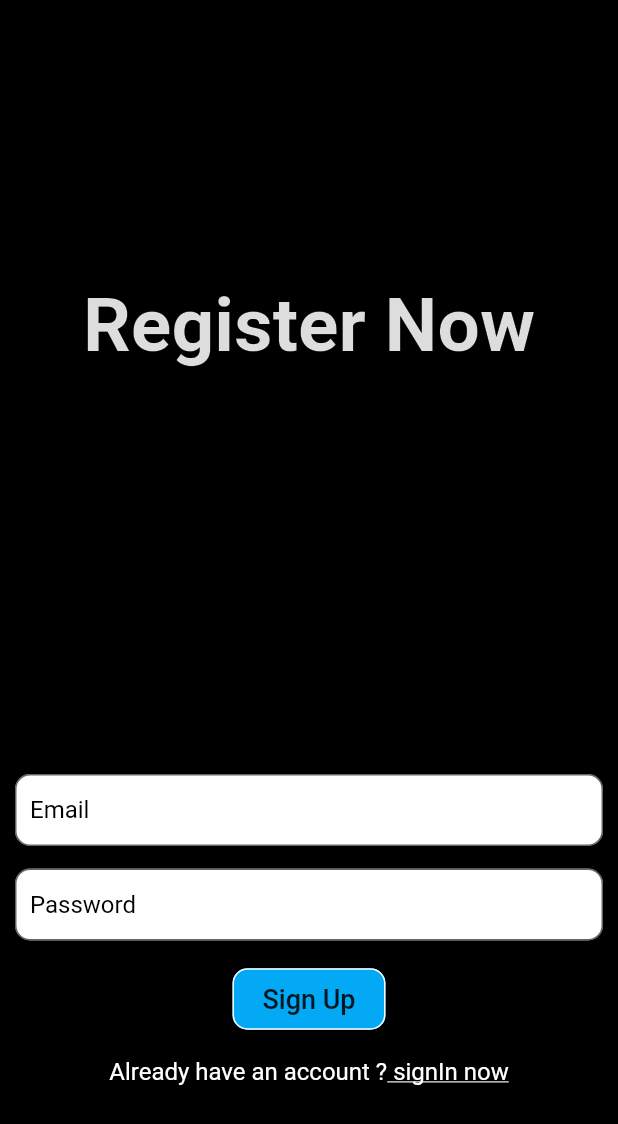
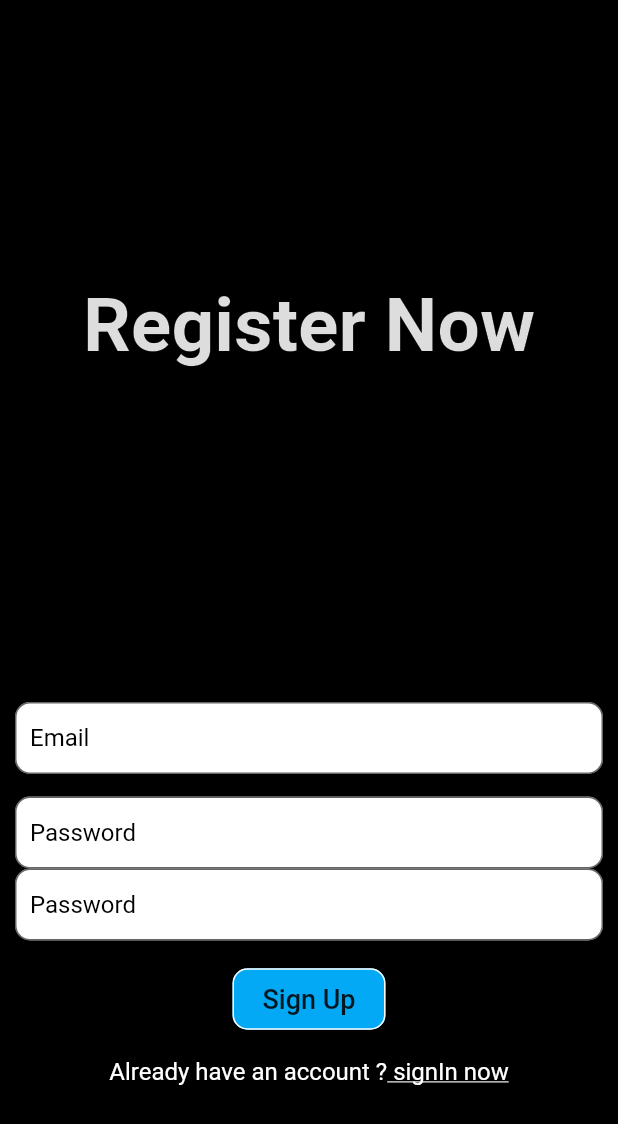
Before and after one commit to ShiekhAmish/Alumni-App, a Flutter app: the screen it shows after launch, on a phone screen of 412 x 824 dp. Shown: the top 1124 px of the screen. Run offline on Flutter 3.47's test engine with Material 2 defaults, Android fonts, the phone set to English and light mode, and no system bars; drawn by our look-alikes of shimmer; our stand-ins replace cloud_firestore, email_validator, firebase_auth, firebase_core, firebase_storage, image_picker and 3 more; accounts and stored records are empty.

Commit message:
Update signUpScreen.dart

```diff
--- a/Alumni_App/lib/screens/loginRelatedScreens/signUpScreen.dart
+++ b/Alumni_App/lib/screens/loginRelatedScreens/signUpScreen.dart
@@ -124,6 +124,37 @@ class _SignUpState extends State<SignUp> {
                               return null;
                             },
                           ),
+                          TextFormField(
+                            decoration: InputDecoration(
+                              hintText: "Password",
+                              hintStyle:
+                              TextStyle(color: Colors.black, fontSize: 16),
+                              filled: true,
+                              fillColor: Colors.white,
+                              contentPadding: EdgeInsets.all(10),
+                              border: new OutlineInputBorder(
+                                borderRadius: new BorderRadius.circular(10.0),
+                                borderSide: new BorderSide(),
+                              ),
+                              focusedBorder: OutlineInputBorder(
+                                borderSide: BorderSide(color: Colors.blue),
+                                borderRadius: BorderRadius.circular(10.0),
+                              ),
+                            ),
+                            obscureText: true,
+                            controller: _password,
+                            keyboardType: TextInputType.emailAddress,
+                            style: TextStyle(
+                              color: Colors.black,
+                              fontSize: 16,
+                            ),
+                            validator: (value) {
+                              if (_password.text.length < 6) {
+                                return 'Password length must be greater than 6 characters';
+                              }
+                              return null;
+                            },
+                          ),
                           SizedBox(
                             height: 15,
                           ),
```
